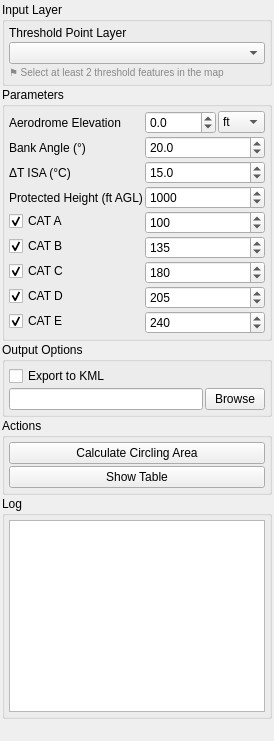
First picture: the form in Q_Pansopy/ui/utilities/qpansopy_circling_dockwidget.ui, repository FLYGHT7/qpansopy, before the edit.
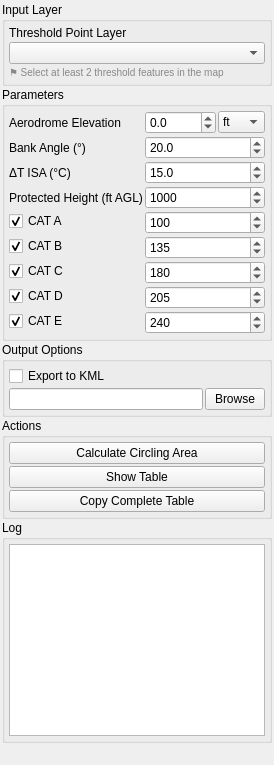
Second picture: the form after the edit. Custom widgets are drawn as their Qt base class.

Commit message: feat: Add functionality to copy complete CAT A-E results table to clipboard

The edit to the form file:
```diff
--- a/Q_Pansopy/ui/utilities/qpansopy_circling_dockwidget.ui
+++ b/Q_Pansopy/ui/utilities/qpansopy_circling_dockwidget.ui
@@ -421,6 +421,16 @@
          </property>
         </widget>
        </item>
+       <item>
+        <widget class="QPushButton" name="copyCompleteTableButton">
+         <property name="toolTip">
+          <string>Copy one Word-compatible table containing CAT A-E</string>
+         </property>
+         <property name="text">
+          <string>Copy Complete Table</string>
+         </property>
+        </widget>
+       </item>
       </layout>
      </widget>
     </item>
```
The commit also changes 4 other files.
